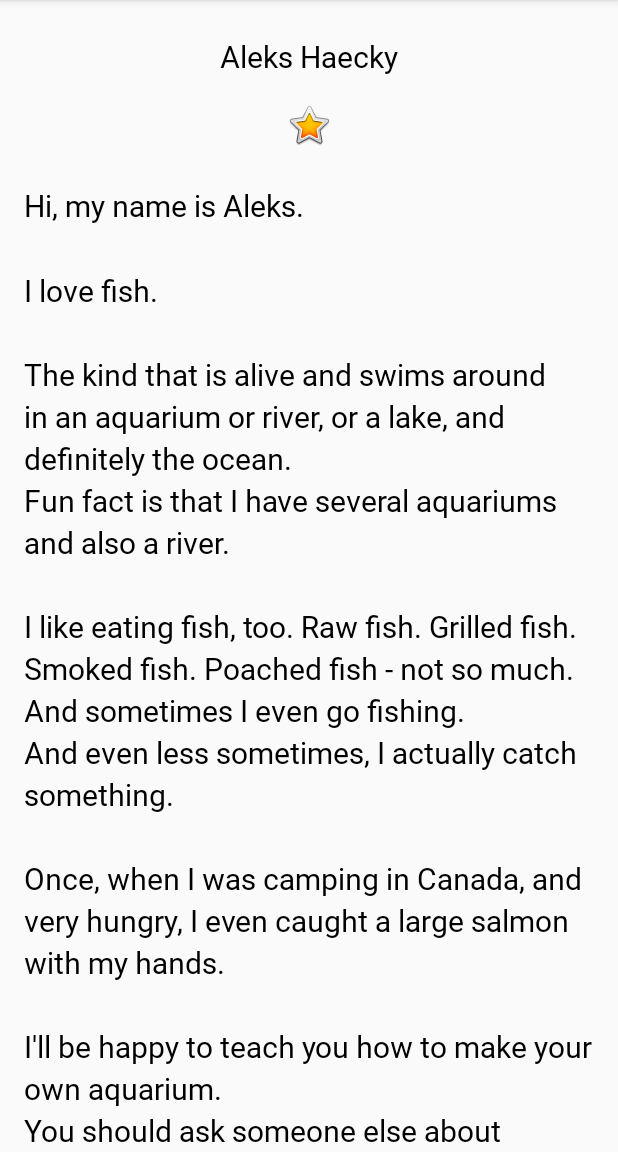
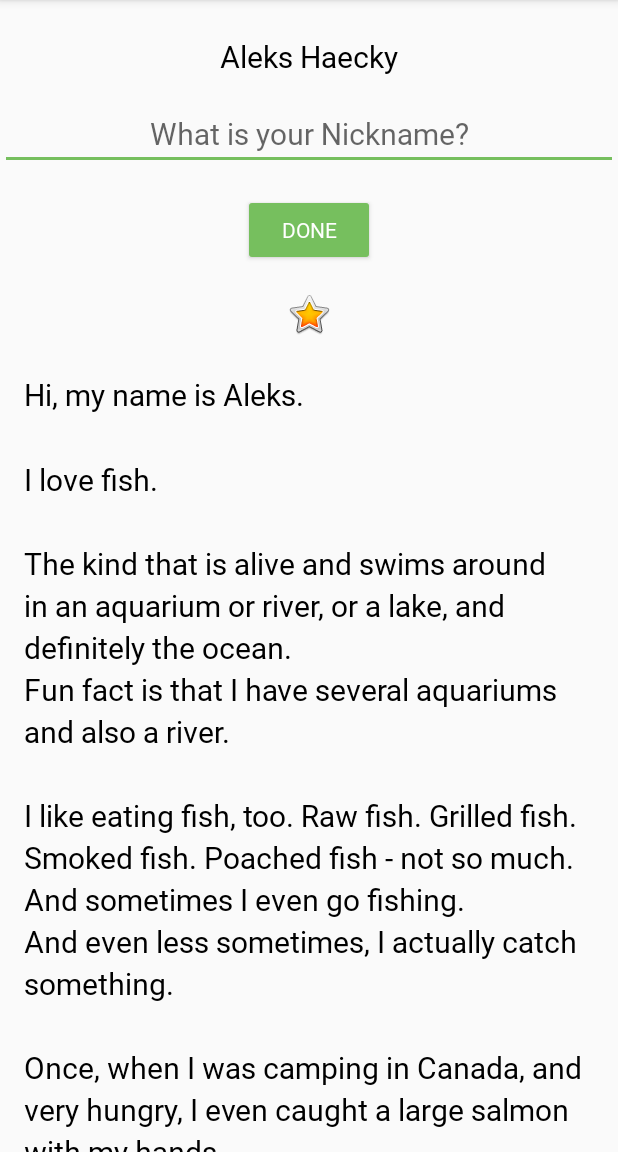
Before and after one commit to 1909716/AboutMe3, an Android app: the screen it shows after launch (MainActivity), on a phone screen of 412 x 824 dp, the part 84-1236 px from its top. Run offline under Robolectric (Android 15) with nearby library versions, the phone set to English and light mode, and no system bars.

Commit message:
First commit at 10:39pm 28/10/2019

```diff
--- a/app/src/main/res/layout/activity_main.xml
+++ b/app/src/main/res/layout/activity_main.xml
@@ -15,6 +15,37 @@
         android:text="@string/name"
         android:textAlignment="center"
         style="@style/NameStyle" />
+
+    <EditText
+        android:id="@+id/nickname_edit"
+        style="@style/NameStyle"
+        android:layout_width="match_parent"
+        android:layout_height="wrap_content"
+        android:ems="10"
+        android:hint="@string/what_is_your_nickname"
+        android:inputType="textPersonName"
+        android:textAlignment="center" />
+
+    <Button
+        android:id="@+id/done_button"
+        style="@style/Widget.AppCompat.Button.Colored"
+        android:layout_width="wrap_content"
+        android:layout_height="wrap_content"
+        android:layout_gravity="center_horizontal"
+        android:layout_marginTop="@dimen/layout_margin"
+        android:fontFamily="@font/roboto"
+        android:text="@string/done" />
+
+    <TextView
+        android:id="@+id/nickname_text"
+        style="@style/NameStyle"
+        android:layout_width="match_parent"
+        android:layout_height="wrap_content"
+        android:background="@color/colorAccent"
+        android:paddingBottom="@dimen/small_padding"
+        android:textAlignment="center"
+        android:visibility="gone" />
+
 
     <ImageView
         android:id="@+id/star_image"
--- a/app/src/main/res/values/colors.xml
+++ b/app/src/main/res/values/colors.xml
@@ -2,5 +2,5 @@
 <resources>
     <color name="colorPrimary">#008577</color>
     <color name="colorPrimaryDark">#00574B</color>
-    <color name="colorAccent">#D81B60</color>
+    <color name="colorAccent">#76bf5e</color>
 </resources>
--- a/app/src/main/res/values/strings.xml
+++ b/app/src/main/res/values/strings.xml
@@ -12,4 +12,6 @@
 \n\nOnce, when I was camping in Canada, and very hungry, I even caught a large salmon with my hands.
 \n\nI\'ll be happy to teach you how to make your own aquarium.
 \nYou should ask someone else about fishing, though.\n\n</string>
+    <string name="what_is_your_nickname">What is your Nickname?</string>
+    <string name="done">Done</string>
 </resources>
```
Also changed, not shown: app/src/main/java/com/example/aboutme/MainActivity.kt (+45 -0 lines).
